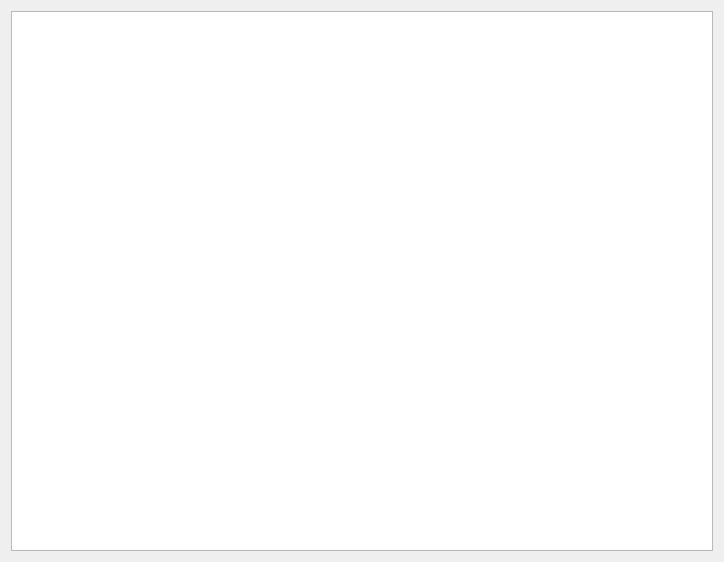
Old version of the form DialogDbTable.ui in the repository OwlProjects/D3Task_Goods.
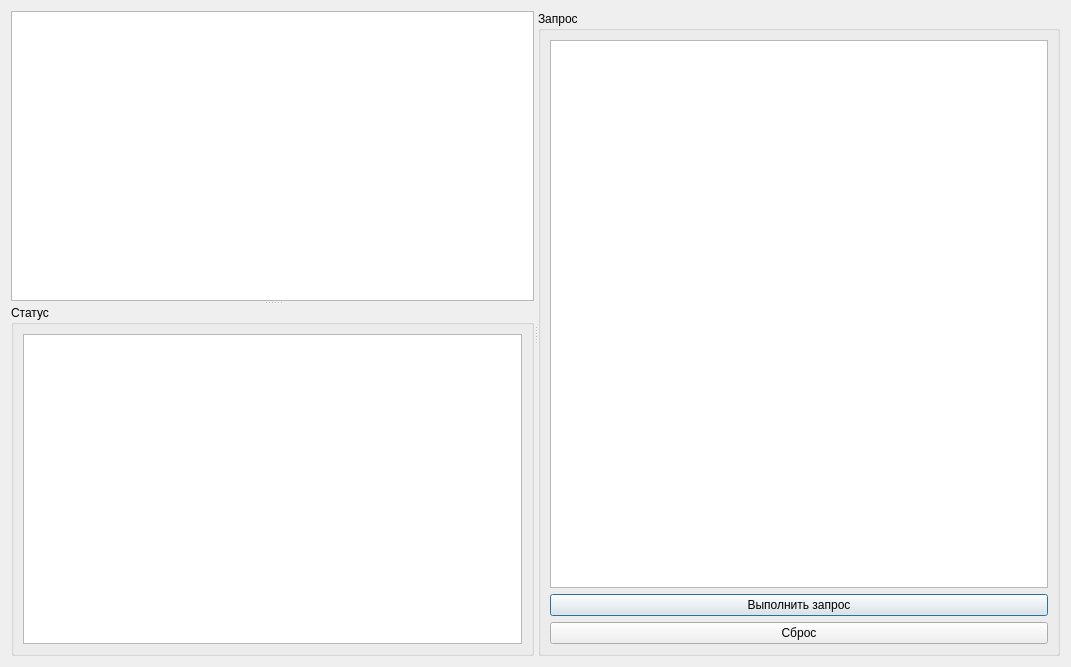
New version of the form.

```diff
--- a/DialogDbTable.ui
+++ b/DialogDbTable.ui
@@ -6,16 +6,60 @@
    <rect>
     <x>0</x>
     <y>0</y>
-    <width>724</width>
-    <height>562</height>
+    <width>1071</width>
+    <height>667</height>
    </rect>
   </property>
   <property name="windowTitle">
    <string>Dialog</string>
   </property>
-  <layout class="QHBoxLayout" name="horizontalLayout">
+  <layout class="QHBoxLayout" name="horizontalLayout_2">
    <item>
-    <widget class="QTableView" name="tableViewData"/>
+    <widget class="QSplitter" name="splitterVertical">
+     <property name="orientation">
+      <enum>Qt::Horizontal</enum>
+     </property>
+     <widget class="QSplitter" name="splitterHorizontal">
+      <property name="orientation">
+       <enum>Qt::Vertical</enum>
+      </property>
+      <widget class="QTableView" name="tableViewData"/>
+      <widget class="QGroupBox" name="groupBoxLog">
+       <property name="title">
+        <string>Статус</string>
+       </property>
+       <layout class="QHBoxLayout" name="horizontalLayout">
+        <item>
+         <widget class="QPlainTextEdit" name="plainTextEditLog"/>
+        </item>
+       </layout>
+      </widget>
+     </widget>
+     <widget class="QGroupBox" name="groupBoxRequest">
+      <property name="title">
+       <string>Запрос</string>
+      </property>
+      <layout class="QVBoxLayout" name="verticalLayout">
+       <item>
+        <widget class="QPlainTextEdit" name="plainTextEditQuery"/>
+       </item>
+       <item>
+        <widget class="QPushButton" name="pushButtonProcessQuery">
+         <property name="text">
+          <string>Выполнить запрос</string>
+         </property>
+        </widget>
+       </item>
+       <item>
+        <widget class="QPushButton" name="pushButtonReset">
+         <property name="text">
+          <string>Сброс</string>
+         </property>
+        </widget>
+       </item>
+      </layout>
+     </widget>
+    </widget>
    </item>
   </layout>
  </widget>
```
